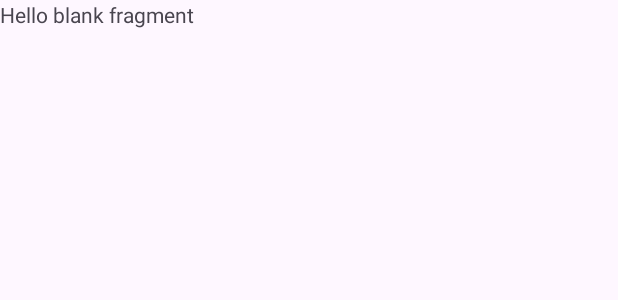
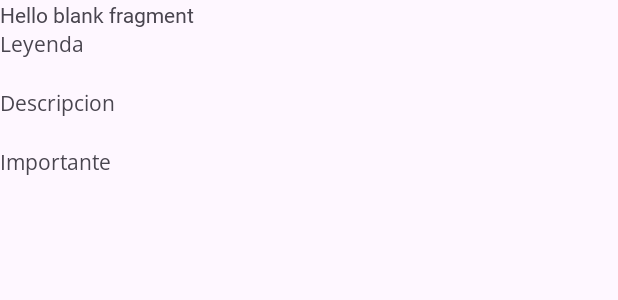
Before and after one commit to a19albertons/CarnotaTurismo, an Android app: the layout fragment_lugar_detalles.xml on its own in the app's theme, with its tools: preview values and no code run, on a phone screen of 412 x 824 dp. Shown: the top 300 px of the screen. Run offline under Robolectric (Android 15) with nearby library versions, the phone set to English and light mode, and no system bars.

Commit message:
Completed theoretically Lugar Detalles

```diff
--- a/app/src/main/java/com/example/carnotaturismo/model/Lugar.kt
+++ b/app/src/main/java/com/example/carnotaturismo/model/Lugar.kt
@@ -16,7 +16,8 @@ data class Lugar(
     val leyenda: String,
     val descripcion: String,
     val imagen: String,
-    val enlaceImagen: String,
+    val imagenMapa: String,
+    val imagenMapaEnlace: String,
     val tipo: TipoUbicacion,
     val importante: String,
     var favorito: Boolean
--- a/app/src/main/java/com/example/carnotaturismo/model/Rutas.kt
+++ b/app/src/main/java/com/example/carnotaturismo/model/Rutas.kt
@@ -12,7 +12,8 @@ data class Rutas(
     val km: Double,
     val dificultad: String,
     val imagen: String,
-    val enlaceImagen: String,
+    val imagenMapa: String,
+    val imagenMapaEnlace: String,
     val leyenda: String,
     // val lugares: List<Lugar>,
     val descripcion: String,
--- a/app/src/main/res/layout/adapter_inicio_horizontal.xml
+++ b/app/src/main/res/layout/adapter_inicio_horizontal.xml
@@ -7,6 +7,7 @@
     >
 
     <LinearLayout
+        android:id="@+id/tarjeta"
         android:layout_width="wrap_content"
         android:layout_height="wrap_content"
         android:orientation="vertical"
--- a/app/src/main/res/layout/adapter_ver_todos.xml
+++ b/app/src/main/res/layout/adapter_ver_todos.xml
@@ -4,6 +4,7 @@
     android:layout_width="match_parent"
     android:background="@color/amarillo"
     android:layout_margin="15dp"
+    android:id="@+id/tarjeta"
     android:layout_height="wrap_content">
 
     <ImageView
--- a/app/src/main/res/layout/fragment_lugar_detalles.xml
+++ b/app/src/main/res/layout/fragment_lugar_detalles.xml
@@ -1,14 +1,59 @@
 <?xml version="1.0" encoding="utf-8"?>
-<FrameLayout xmlns:android="http://schemas.android.com/apk/res/android"
+<LinearLayout
+    xmlns:android="http://schemas.android.com/apk/res/android"
     xmlns:tools="http://schemas.android.com/tools"
     android:layout_width="match_parent"
     android:layout_height="match_parent"
+    android:orientation="vertical"
     tools:context=".fragments.LugarDetallesFragment">
 
-    <!-- TODO: Update blank fragment layout -->
+    <TextView
+        android:id="@+id/titulo"
+        android:layout_width="match_parent"
+        android:fontFamily="@font/montserrat_medium"
+        android:layout_height="wrap_content"
+        android:text="@string/hello_blank_fragment" />
+    <ImageView
+        android:layout_width="match_parent"
+        android:layout_height="wrap_content"
+        android:id="@+id/foto_mapa"
+        />
     <TextView
         android:layout_width="match_parent"
-        android:layout_height="match_parent"
-        android:text="@string/hello_blank_fragment" />
+        android:layout_height="wrap_content"
+        android:fontFamily="@font/opensans"
+        android:text="Leyenda"
+        />
+    <TextView
+        android:id="@+id/leyenda"
+        android:layout_width="wrap_content"
+        android:layout_height="wrap_content"
+        android:fontFamily="@font/opensans"
+        />
+    <TextView
+        android:layout_width="match_parent"
+        android:layout_height="wrap_content"
+        android:fontFamily="@font/opensans"
+        android:text="Descripcion"
+        />
+    <TextView
+        android:id="@+id/descripcion"
+        android:layout_width="wrap_content"
+        android:layout_height="wrap_content"
+        android:fontFamily="@font/opensans"
+        />
+    <TextView
+        android:layout_width="match_parent"
+        android:layout_height="wrap_content"
+        android:fontFamily="@font/opensans"
+        android:text="Importante"
+        />
+    <TextView
+        android:id="@+id/importante"
+        android:layout_width="wrap_content"
+        android:layout_height="wrap_content"
+        android:fontFamily="@font/opensans"
+        />
 
-</FrameLayout>
+
+</LinearLayout>
--- a/app/src/main/res/navigation/nav_graph.xml
+++ b/app/src/main/res/navigation/nav_graph.xml
@@ -80,5 +80,9 @@
         android:id="@+id/lugarDetallesFragment"
         android:name="com.example.carnotaturismo.fragments.LugarDetallesFragment"
         android:label="fragment_lugar_detalles"
-        tools:layout="@layout/fragment_lugar_detalles" />
+        tools:layout="@layout/fragment_lugar_detalles" >
+        <argument
+            android:name="Lugar"
+            app:argType="com.example.carnotaturismo.model.Lugar" />
+    </fragment>
 </navigation>
```
Also changed, not shown: app/src/main/java/com/example/carnotaturismo/adapters/InicioHorizontalAdapter.kt (+8 -0 lines), app/src/main/java/com/example/carnotaturismo/adapters/VerTodosAdapter.kt (+7 -0 lines), app/src/main/java/com/example/carnotaturismo/fragments/LugarDetallesFragment.kt (+37 -38 lines), app/src/main/assets/turismo.db, 1 other file.
